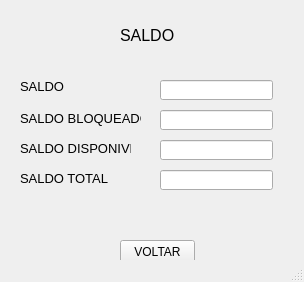
The window that saldo.ui (JeandsGomes/Trabalho_Final_de_POO_II) describes before a commit, drawn with Qt 5.
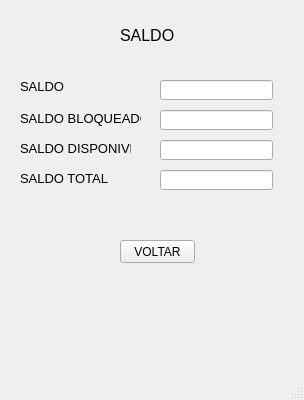
The same window after the commit.

```diff
--- a/saldo.ui
+++ b/saldo.ui
@@ -7,9 +7,15 @@
     <x>0</x>
     <y>0</y>
     <width>304</width>
-    <height>282</height>
+    <height>400</height>
    </rect>
   </property>
+  <property name="minimumSize">
+   <size>
+    <width>300</width>
+    <height>400</height>
+   </size>
+  </property>
   <property name="windowTitle">
    <string>MainWindow</string>
   </property>
```
Left out of the diff: 20 changed lines with no effect on the pictures.
